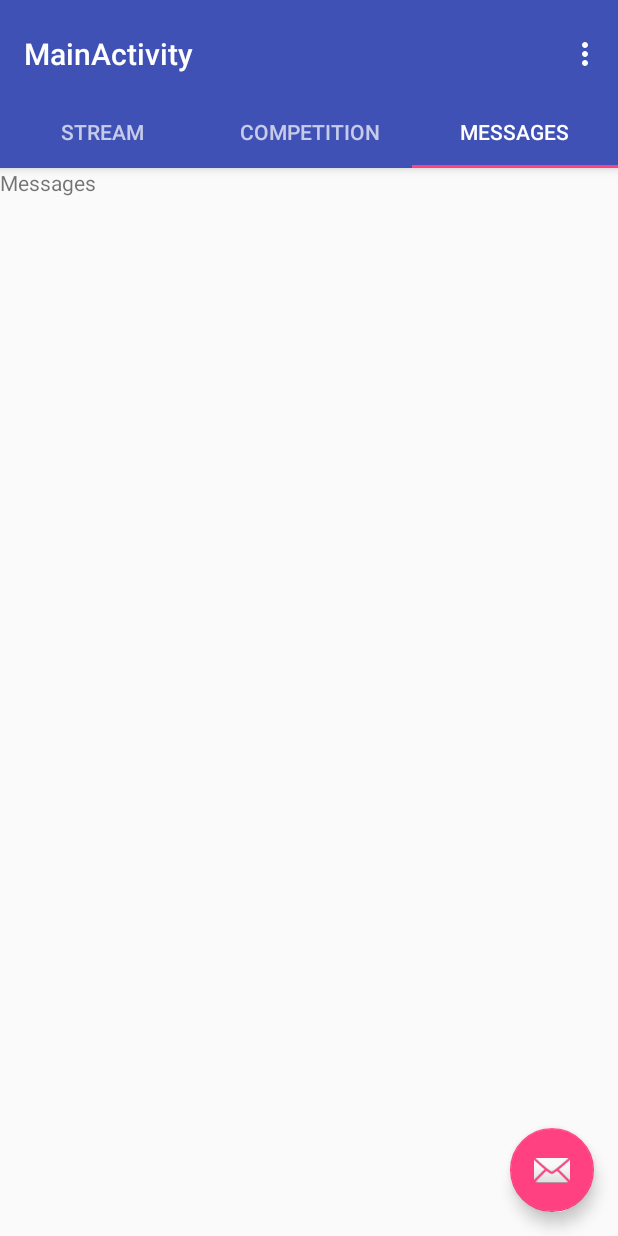
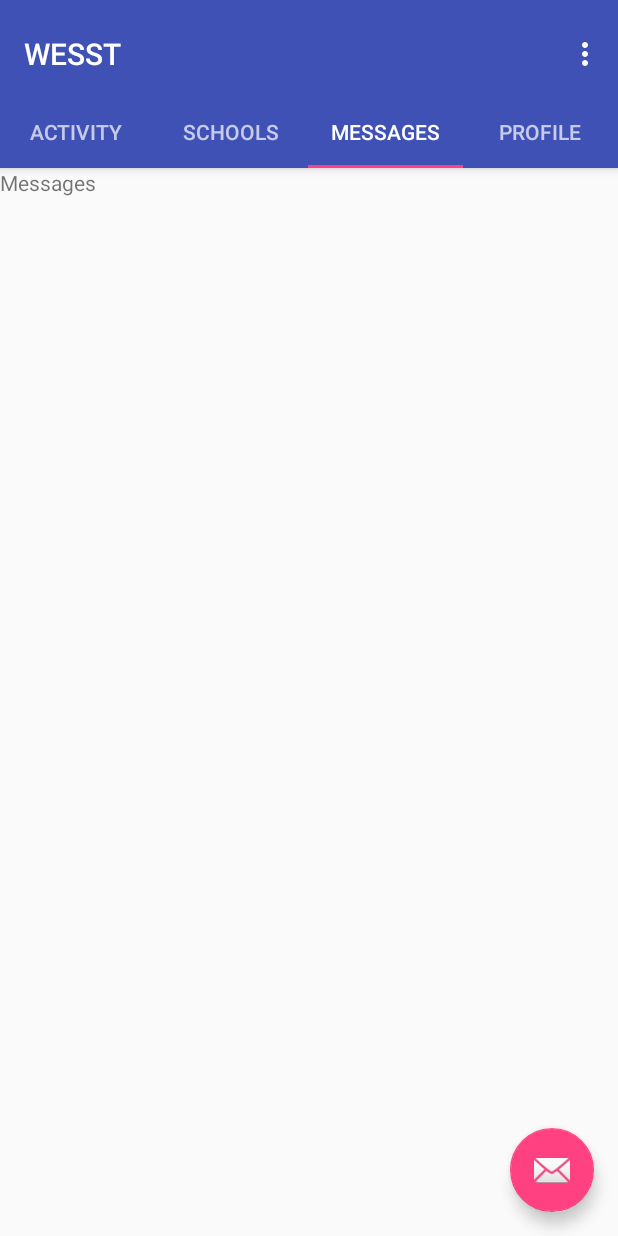
Before and after one commit to shaynekellyii/wesst-app, an Android app: the MainActivity screen opened directly, with no data from a screen before it, tab 3 chosen, on a phone screen of 412 x 824 dp. Run offline under Robolectric (Android 15) with nearby library versions, the phone set to English and light mode, and no system bars; libraries missing offline, so code that uses them is left out: com.parse; 2 statements that could not run were skipped.

Commit message:
Updated to Nathan's parse server, added profile edit capabilities

```diff
--- a/android/app/src/main/java/com/shayne/wec2017/CompFragment.java
+++ /dev/null
@@ -1,18 +0,0 @@
-package com.shayne.wec2017;
-
-import android.os.Bundle;
-import android.support.v4.app.Fragment;
-import android.view.LayoutInflater;
-import android.view.View;
-import android.view.ViewGroup;
-
-/**
- * Created by Shayne on 2016-06-07.
- */
-public class CompFragment extends Fragment {
-
-    @Override
-    public View onCreateView(LayoutInflater inflater, ViewGroup container, Bundle savedInstanceState) {
-        return inflater.inflate(R.layout.fragment_comp, container, false);
-    }
-}
--- a/android/app/src/main/java/com/shayne/wec2017/LoginActivity.java
+++ b/android/app/src/main/java/com/shayne/wec2017/LoginActivity.java
@@ -10,6 +10,7 @@ import android.widget.Toast;
 
 import com.parse.LogInCallback;
 import com.parse.ParseException;
+import com.parse.ParseObject;
 import com.parse.ParseUser;
 import com.parse.SignUpCallback;
 
@@ -24,6 +25,11 @@ public class LoginActivity extends AppCompatActivity {
         final EditText etPassword = (EditText)findViewById(R.id.etPassword);
         Button btLogin = (Button)findViewById(R.id.btLogin);
         Button btSignup = (Button)findViewById(R.id.btSignup);
+
+        // TODO: remove test code
+        ParseObject testObject = new ParseObject("TestObject");
+        testObject.put("foo", "bar");
+        testObject.saveInBackground();
 
         // Login button listener
         btLogin.setOnClickListener(new View.OnClickListener() {
--- a/android/app/src/main/java/com/shayne/wec2017/MainActivity.java
+++ b/android/app/src/main/java/com/shayne/wec2017/MainActivity.java
@@ -12,24 +12,12 @@ import android.support.v4.app.FragmentManager;
 import android.support.v4.app.FragmentPagerAdapter;
 import android.support.v4.view.ViewPager;
 import android.os.Bundle;
-import android.view.LayoutInflater;
 import android.view.Menu;
 import android.view.MenuItem;
 import android.view.View;
-import android.view.ViewGroup;
 
-import android.widget.Button;
-import android.widget.EditText;
-import android.widget.ListView;
-import android.widget.TextView;
-import android.widget.Toast;
-
-import com.parse.ParseException;
 import com.parse.ParseObject;
 import com.parse.ParseUser;
-import com.parse.SaveCallback;
-
-import java.util.ArrayList;
 
 public class MainActivity extends AppCompatActivity {
 
@@ -55,6 +43,7 @@ public class MainActivity extends AppCompatActivity {
 
         Toolbar toolbar = (Toolbar) findViewById(R.id.toolbar);
         setSupportActionBar(toolbar);
+        getSupportActionBar().setTitle(R.string.toolbar_title);
         // Create the adapter that will return a fragment for each of the three
         // primary sections of the activity.
         mSectionsPagerAdapter = new SectionsPagerAdapter(getSupportFragmentManager());
@@ -65,9 +54,10 @@ public class MainActivity extends AppCompatActivity {
 
         // Set up the toolbar tabs
         TabLayout tabLayout = (TabLayout)findViewById(R.id.tab_layout);
-        tabLayout.addTab(tabLayout.newTab().setText("Stream"));
-        tabLayout.addTab(tabLayout.newTab().setText("Competition"));
+        tabLayout.addTab(tabLayout.newTab().setText("Activity"));
+        tabLayout.addTab(tabLayout.newTab().setText("Schools"));
         tabLayout.addTab(tabLayout.newTab().setText("Messages"));
+        tabLayout.addTab(tabLayout.newTab().setText("Profile"));
         tabLayout.setTabGravity(TabLayout.GRAVITY_FILL);
 
         mViewPager.addOnPageChangeListener(new TabLayout.TabLayoutOnPageChangeListener(tabLayout));
@@ -154,11 +144,14 @@ public class MainActivity extends AppCompatActivity {
                     StreamFragment streamFragment = new StreamFragment();
                     return streamFragment;
                 case 1:
-                    CompFragment compFragment = new CompFragment();
-                    return compFragment;
+                    SchoolFragment schoolFragment = new SchoolFragment();
+                    return schoolFragment;
                 case 2:
                     MsgFragment msgFragment = new MsgFragment();
                     return msgFragment;
+                case 3:
+                    ProfileFragment profileFragment = new ProfileFragment();
+                    return profileFragment;
                 default:
                     return new StreamFragment();
             }
@@ -166,8 +159,8 @@ public class MainActivity extends AppCompatActivity {
 
         @Override
         public int getCount() {
-            // Show 3 total pages.
-            return 3;
+            // Show 4 total pages.
+            return 4;
         }
     }
 }
--- /dev/null
+++ b/android/app/src/main/java/com/shayne/wec2017/ProfileFragment.java
@@ -0,0 +1,76 @@
+package com.shayne.wec2017;
+
+import android.content.Intent;
+import android.os.Bundle;
+import android.support.design.widget.Snackbar;
+import android.support.v4.app.Fragment;
+import android.view.LayoutInflater;
+import android.view.View;
+import android.view.ViewGroup;
+import android.widget.Button;
+import android.widget.TextView;
+
+import com.parse.ParseUser;
+
+/**
+ * Created by Shayne on 2016-06-21.
+ */
+
+public class ProfileFragment extends Fragment {
+
+    TextView tvFullName;
+    TextView tvSchool;
+    TextView tvTitle;
+    TextView tvEmail;
+    Button btEditProfile;
+
+    @Override
+    public View onCreateView(LayoutInflater inflater, ViewGroup container, Bundle savedInstanceState) {
+        View rootView = inflater.inflate(R.layout.fragment_profile, container, false);
+
+        tvFullName = (TextView) rootView.findViewById(R.id.tvFullName);
+        tvSchool = (TextView) rootView.findViewById(R.id.tvSchool);
+        tvTitle = (TextView) rootView.findViewById(R.id.tvTitle);
+        tvEmail = (TextView) rootView.findViewById(R.id.tvEmail);
+        btEditProfile = (Button)rootView.findViewById(R.id.btEditProfile);
+
+        populateProfile();
+
+        btEditProfile.setOnClickListener(new View.OnClickListener() {
+            @Override
+            public void onClick(View v) {
+                Intent intent = new Intent(getActivity(), EditProfileActivity.class);
+                startActivity(intent);
+            }
+        });
+
+        return rootView;
+    }
+
+    private void populateProfile() {
+        ParseUser user = ParseUser.getCurrentUser();
+        String notSpecified = getActivity().getString(R.string.not_specified);
+        if (user != null) {
+            if (user.get("fullname") != null) {
+                tvFullName.setText(user.get("fullname").toString());
+            } else {
+                tvFullName.setText(notSpecified);
+            }
+            if (user.get("school") != null) {
+                tvSchool.setText(user.get("school").toString());
+            } else {
+                tvSchool.setText(notSpecified);
+            }
+            if (user.get("title") != null) {
+                tvTitle.setText(user.get("title").toString());
+            } else {
+                tvSchool.setText(notSpecified);
+            }
+            if (user.getEmail() != null) {
+                tvEmail.setText(user.getEmail());
+            } else {
+                tvSchool.setText(notSpecified);
+            }
+        }
+    }
+}
--- /dev/null
+++ b/android/app/src/main/java/com/shayne/wec2017/SchoolFragment.java
@@ -0,0 +1,18 @@
+package com.shayne.wec2017;
+
+import android.os.Bundle;
+import android.support.v4.app.Fragment;
+import android.view.LayoutInflater;
+import android.view.View;
+import android.view.ViewGroup;
+
+/**
+ * Created by Shayne on 2016-06-07.
+ */
+public class SchoolFragment extends Fragment {
+
+    @Override
+    public View onCreateView(LayoutInflater inflater, ViewGroup container, Bundle savedInstanceState) {
+        return inflater.inflate(R.layout.fragment_school, container, false);
+    }
+}
--- a/android/app/src/main/res/values-v21/styles.xml
+++ b/android/app/src/main/res/values-v21/styles.xml
@@ -4,6 +4,6 @@
         <item name="windowActionBar">false</item>
         <item name="windowNoTitle">true</item>
         <item name="android:windowDrawsSystemBarBackgrounds">true</item>
-        <item name="android:statusBarColor">@android:color/transparent</item>
+        <!--<item name="android:statusBarColor">@android:color/transparent</item>-->
     </style>
 </resources>
```
Also changed, not shown: android/app/src/main/AndroidManifest.xml (+8 -7 lines), android/app/src/main/java/com/shayne/wec2017/EditProfileActivity.java (added, +68 -0 lines), android/app/src/main/java/com/shayne/wec2017/WecApplication.java (+9 -8 lines), android/app/src/main/res/layout/activity_edit_profile.xml (added, +27 -0 lines), android/app/src/main/res/layout/content_edit_profile.xml (added, +49 -0 lines), android/app/src/main/res/layout/fragment_profile.xml (added, +56 -0 lines), android/app/src/main/res/values/strings.xml (+11 -3 lines), android/app/src/main/res/layout/fragment_school.xml (renamed from android/app/src/main/res/layout/fragment_comp.xml), 3 other files.
